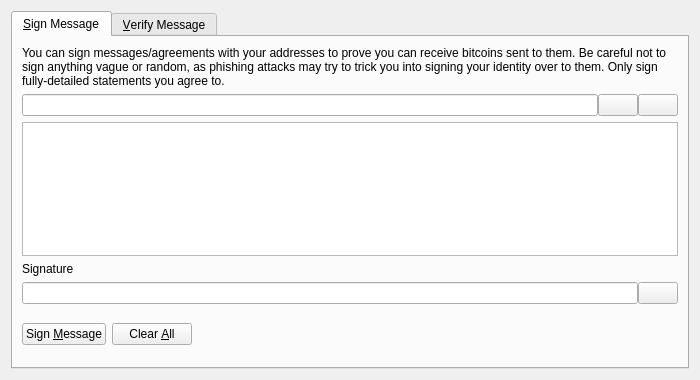
First picture: the form in merdecoin-v0.01/src/qt/forms/signverifymessagedialog.ui, repository merde-libertas/merdecoin, before the edit.
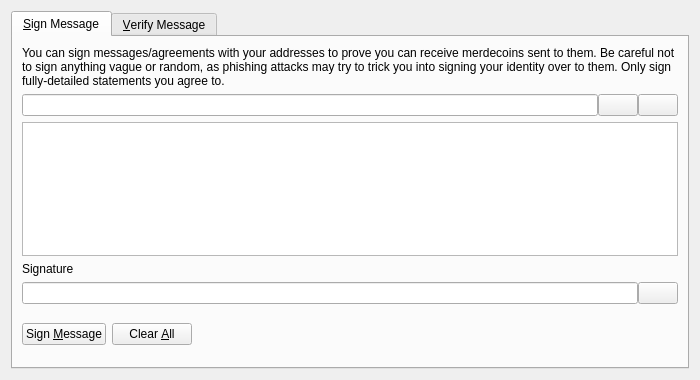
Second picture: the form after the edit. Icons and pictures are not drawn. Custom widgets are drawn as their Qt base class.

Patch:
```diff
--- a/merdecoin-v0.01/src/qt/forms/signverifymessagedialog.ui
+++ b/merdecoin-v0.01/src/qt/forms/signverifymessagedialog.ui
@@ -30,7 +30,7 @@
        <item>
         <widget class="QLabel" name="infoLabel_SM">
          <property name="text">
-          <string>You can sign messages/agreements with your addresses to prove you can receive bitcoins sent to them. Be careful not to sign anything vague or random, as phishing attacks may try to trick you into signing your identity over to them. Only sign fully-detailed statements you agree to.</string>
+          <string>You can sign messages/agreements with your addresses to prove you can receive merdecoins sent to them. Be careful not to sign anything vague or random, as phishing attacks may try to trick you into signing your identity over to them. Only sign fully-detailed statements you agree to.</string>
          </property>
          <property name="textFormat">
           <enum>Qt::PlainText</enum>
```
Left out of the diff: 18 changed lines with no effect on the pictures.
